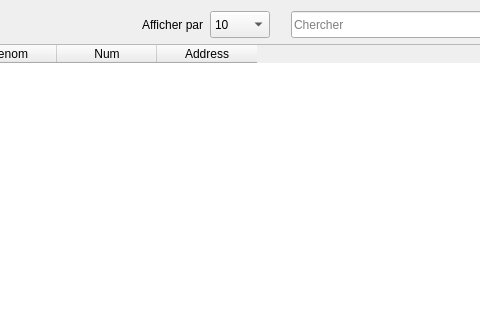
The window that 1st project/ui/listWidget.ui (aitemrar-younes/PyQt_learning) describes before a commit, drawn with Qt 5; both pictures show x 255 to 735 and y 0 to 320 of the 955 by 595 pixel window.
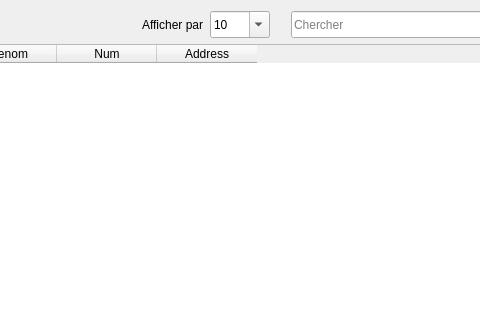
The same window after the commit.

```diff
--- a/1st project/ui/listWidget.ui
+++ b/1st project/ui/listWidget.ui
@@ -64,11 +64,17 @@
         </size>
        </property>
        <property name="editable">
-        <bool>false</bool>
+        <bool>true</bool>
        </property>
        <property name="currentText">
         <string>10</string>
        </property>
+       <property name="insertPolicy">
+        <enum>QComboBox::NoInsert</enum>
+       </property>
+       <property name="sizeAdjustPolicy">
+        <enum>QComboBox::AdjustToContents</enum>
+       </property>
        <item>
         <property name="text">
          <string>10</string>
```
